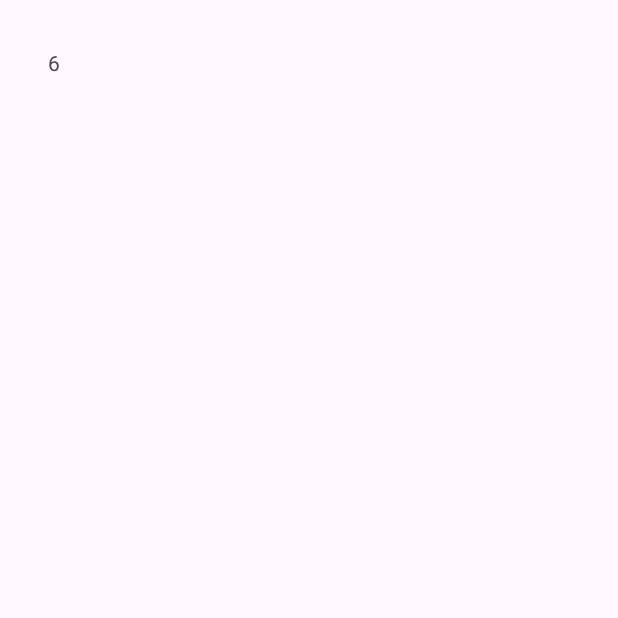
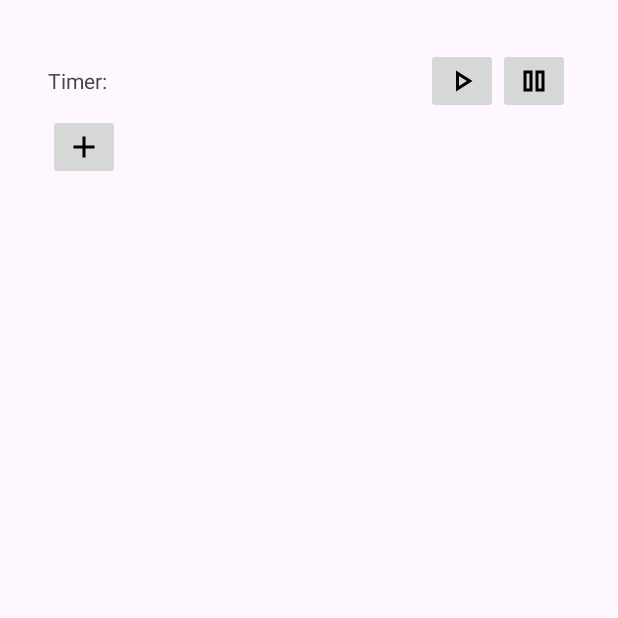
Before and after one commit to FrostyFlippper/Timer, an Android app: the screen it shows after launch (MainActivity), on a phone screen of 412 x 824 dp, the top half of it. Before the commit the part shown is almost empty. Run offline under Robolectric (Android 15) with nearby library versions, the phone set to English and light mode, and no system bars; 4 statements that could not run were skipped.

Commit message:
Thread safety, TimerState and buttons
- Added code to increase thread safety in the timer thread class.
- Added enum to store timer state
- Replaced isFinished method with code to check if the state is finished
- Added buttons to add, resume and pause a timer, code in next commit.

```diff
--- a/app/src/main/java/com/example/timer/MainActivity.java
+++ b/app/src/main/java/com/example/timer/MainActivity.java
@@ -3,12 +3,15 @@ package com.example.timer;
 import android.os.Bundle;
 import android.view.View;
 import android.view.ViewTreeObserver;
+import android.widget.Button;
 import android.widget.TextView;
 
 import androidx.appcompat.app.AppCompatActivity;
 
 
 public class MainActivity extends AppCompatActivity{
+
+    Timer timer = new Timer(10);
 
     @Override
     protected void onCreate(Bundle savedInstanceState) {
@@ -19,7 +22,6 @@ public class MainActivity extends AppCompatActivity{
 
         textView.setOnClickListener(new listener());
 
-        Timer timer = new Timer(10);
 
         View rootView = findViewById(android.R.id.content);
         rootView.getViewTreeObserver().addOnGlobalLayoutListener(new ViewTreeObserver.OnGlobalLayoutListener() {
@@ -35,7 +37,14 @@ public class MainActivity extends AppCompatActivity{
         });
     }
 
-    class listener implements View.OnClickListener{
+    class resumeButtonListener implements View.OnClickListener{
+        @Override
+        public void onClick(View v) {
+            if(timer.getTimerState().)
+        }
+    }
+
+    class pauseButtonListener implements View.OnClickListener{
         @Override
         public void onClick(View v) {
 
--- a/app/src/main/java/com/example/timer/Timer.java
+++ b/app/src/main/java/com/example/timer/Timer.java
@@ -3,8 +3,7 @@ package com.example.timer;
 public class Timer {
     private int currentTime;
     private int maxTime;
-
-    private boolean isFinished;
+    private TimerState timerState;
 
     public Timer(int maxTime){
         this.maxTime = maxTime;
@@ -20,17 +19,29 @@ public class Timer {
         return maxTime;
     }
 
+    public TimerState getTimerState(){
+        return timerState;
+    }
+
     //test
     public void decreaseTime(){
         if(currentTime == 0){
             System.out.println("Timer finished!");
-            isFinished = true;
-            return;
+            if(timerState == TimerState.FINISHED){
+                return;
+            }
         }
-        currentTime--;
+
+        if(timerState == TimerState.RUNNING){
+            currentTime--;
+        }
+    }
+
+    public void setTimerState(TimerState timerState){
+        this.timerState = timerState;
     }
 
     public boolean isFinished(){
-        return isFinished;
+        return timerState == TimerState.FINISHED;
     }
 }
--- /dev/null
+++ b/app/src/main/java/com/example/timer/TimerState.java
@@ -0,0 +1,7 @@
+package com.example.timer;
+
+public enum TimerState {
+    RUNNING,
+    PAUSED,
+    FINISHED
+}
--- a/app/src/main/java/com/example/timer/TimerThread.java
+++ b/app/src/main/java/com/example/timer/TimerThread.java
@@ -1,33 +1,67 @@
 package com.example.timer;
 
+import android.os.Handler;
+import android.os.Looper;
 import android.widget.TextView;
 
 import java.util.ArrayList;
+import java.util.List;
 
 public class TimerThread extends Thread{
     public final ArrayList<Timer> timerList = new ArrayList<>();
     TextView textView;
+    // This lock is used to synchronize access to the timerList
+    private final Object lock = new Object();
+    // This handler is used to post updates to the UI thread
+    private final Handler mainHandler = new Handler(Looper.getMainLooper());
+
 
     public TimerThread(TextView textView){
         this.textView = textView;
     }
 
-    public void addToList(Timer timer){
-        timerList.add(timer);
+    public void addToList(Timer timer) {
+        // Synchronize access to the timerList
+        synchronized (lock) {
+            timerList.add(timer);
+            lock.notify(); // Wake up the thread if it's waiting
+        }
     }
 
     @Override
     public void run(){
         while(true){
-            for(Timer timer : timerList){
-                if(!timer.isFinished()){
+            // Synchronize access to the timerList
+            synchronized (lock) {
+                while (timerList.isEmpty()) {
+                    try {
+                        lock.wait(); // Wait until a timer is added
+                    } catch (InterruptedException e) {
+                        return; // Exit the thread if interrupted
+                    }
+                }
+            }
+
+            // Create a copy of the timerList to avoid concurrent modification issues
+            List<Timer> timersCopy;
+            synchronized (lock) {
+                timersCopy = new ArrayList<>(timerList); // Create a copy to avoid modification issues
+            }
+
+            // Iterate over the timers and update their state
+            for (Timer timer : timersCopy) {
+                if (timer.getTimerState() == TimerState.FINISHED) {
+                    synchronized (lock) {
+                        timerList.remove(timer);
+                    }
+                } else {
+                    // Update the UI with the current time
+                    mainHandler.post(() -> textView.setText(String.valueOf(timer.getCurrentTime()))); // Update UI
                     timer.decreaseTime();
-                    System.out.println(timer.getCurrentTime());
-                    textView.setText(String.valueOf(timer.getCurrentTime()));
                     try {
-                        Thread.sleep(1000);
+                        Thread.sleep(1000); // Sleep for 1 second
                     } catch (InterruptedException e) {
-                        throw new RuntimeException(e);
+                        return; // Exit the thread if interrupted
                     }
                 }
             }
--- /dev/null
+++ b/app/src/main/res/drawable/add.xml
@@ -0,0 +1,5 @@
+<vector xmlns:android="http://schemas.android.com/apk/res/android" android:height="24dp" android:tint="#000000" android:viewportHeight="24" android:viewportWidth="24" android:width="24dp">
+
+    <path android:fillColor="@android:color/white" android:pathData="M19,13h-6v6h-2v-6H5v-2h6V5h2v6h6v2z"/>
+
+</vector>
--- /dev/null
+++ b/app/src/main/res/drawable/pause.xml
@@ -0,0 +1,9 @@
+<vector xmlns:android="http://schemas.android.com/apk/res/android"
+    android:width="24dp"
+    android:height="24dp"
+    android:viewportWidth="960"
+    android:viewportHeight="960">
+  <path
+      android:pathData="M520,760v-560h240v560L520,760ZM200,760v-560h240v560L200,760ZM600,680h80v-400h-80v400ZM280,680h80v-400h-80v400ZM280,280v400,-400ZM600,280v400,-400Z"
+      android:fillColor="#000000"/>
+</vector>
--- /dev/null
+++ b/app/src/main/res/drawable/play.xml
@@ -0,0 +1,9 @@
+<vector xmlns:android="http://schemas.android.com/apk/res/android"
+    android:width="24dp"
+    android:height="24dp"
+    android:viewportWidth="960"
+    android:viewportHeight="960">
+  <path
+      android:pathData="M320,760v-560l440,280 -440,280ZM400,480ZM400,614 L610,480 400,346v268Z"
+      android:fillColor="#000000"/>
+</vector>
--- a/app/src/main/res/layout/activity_main.xml
+++ b/app/src/main/res/layout/activity_main.xml
@@ -9,10 +9,40 @@
     android:padding="32dp"
     tools:context=".MainActivity">
 
-    <TextView
-        android:id="@+id/button"
+    <RelativeLayout
         android:layout_width="match_parent"
+        android:layout_height="wrap_content">
+
+        <TextView
+            android:id="@+id/timerTextView"
+            android:layout_width="wrap_content"
+            android:layout_height="wrap_content"
+            android:layout_alignParentStart="true"
+            android:layout_centerVertical="true"
+            android:text="Timer: " />
+
+        <ImageButton
+            android:id="@+id/resumeButton"
+            android:layout_width="wrap_content"
+            android:layout_height="wrap_content"
+            android:layout_alignParentEnd="true"
+            android:layout_centerVertical="true"
+            app:srcCompat="@drawable/pause" />
+
+        <ImageButton
+            android:id="@+id/pauseButton"
+            android:layout_width="wrap_content"
+            android:layout_height="wrap_content"
+            android:layout_toStartOf="@id/resumeButton"
+            android:layout_centerVertical="true"
+            app:srcCompat="@drawable/play" />
+    </RelativeLayout>
+
+    <ImageButton
+        android:id="@+id/imageButton3"
+        android:layout_width="wrap_content"
         android:layout_height="wrap_content"
-        android:layout_gravity="center"
-        android:text="Timer: " />
+        app:srcCompat="@drawable/add" />
+
+
 </LinearLayout>
```
